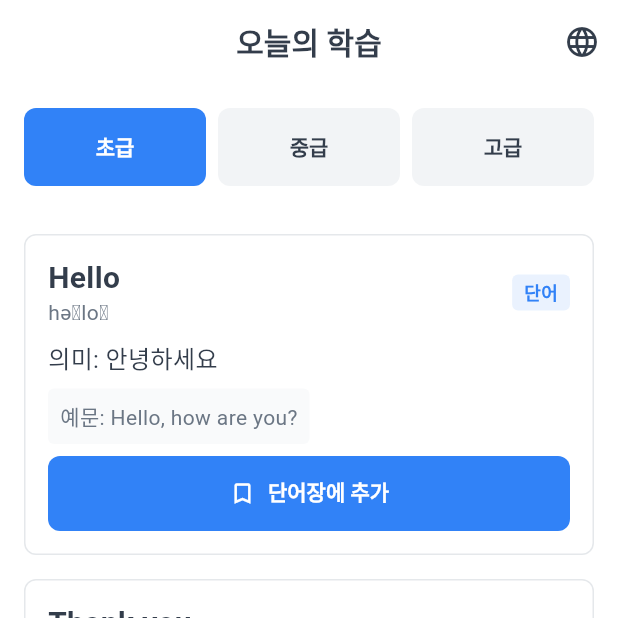
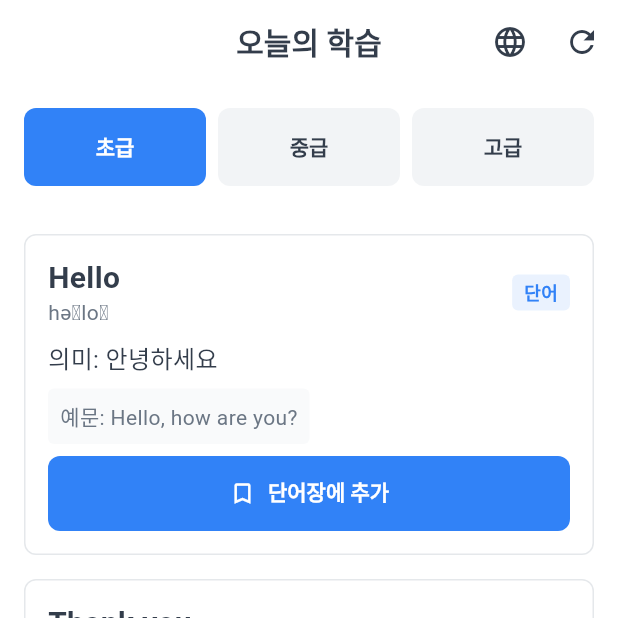
Before and after one commit to adriejeon/vocatch, a Flutter app: the MainScreen screen opened directly, on a phone screen of 412 x 824 dp, the top half of it. Run offline on Flutter 3.47's test engine with Material 3 defaults, Android fonts, the phone set to English and light mode, and no system bars; our stand-ins replace flutter_riverpod, hive, hive_flutter; accounts and stored records are empty; network calls fail; Roboto replaces fonts that are missing (Pretendard).

Commit message:
🌐 Add API integration for dynamic word loading
주요 기능:
- Free Dictionary API 연동 (무료, API 키 불필요)
- MyMemory Translation API 연동 (무료 번역)
- 동적 단어 로딩 시스템
- 실시간 단어 정의, 발음, 예문 가져오기
- 한국어 ↔ 영어 자동 번역
- 레벨별 단어 자동 생성
- 새로고침 버튼으로 새로운 단어 로드
- 기존 샘플 데이터와 API 데이터 병행 사용

```diff
--- a/lib/features/main_screen.dart
+++ b/lib/features/main_screen.dart
@@ -2,7 +2,7 @@ import 'package:flutter/material.dart';
 import 'package:flutter_riverpod/flutter_riverpod.dart';
 import '../core/constants/app_strings.dart';
 import '../core/providers/language_provider.dart';
-import 'word_learning/screens/today_learning_screen.dart';
+import 'word_learning/screens/api_today_learning_screen.dart';
 import 'vocabulary/screens/vocabulary_screen.dart';
 import 'card_game/screens/card_matching_screen.dart';
 
@@ -22,7 +22,7 @@ class _MainScreenState extends ConsumerState<MainScreen> {
     final uiLang = settings.uiLanguage;
 
     final screens = [
-      const TodayLearningScreen(),
+      const ApiTodayLearningScreen(),
       const VocabularyScreen(),
       const CardMatchingScreen(),
     ];
--- /dev/null
+++ b/lib/features/word_learning/screens/api_today_learning_screen.dart
@@ -0,0 +1,213 @@
+import 'package:flutter/material.dart';
+import 'package:flutter_riverpod/flutter_riverpod.dart';
+import '../../../core/constants/app_colors.dart';
+import '../../../core/constants/app_spacing.dart';
+import '../../../core/constants/app_strings.dart';
+import '../../../core/constants/app_text_styles.dart';
+import '../../../core/providers/language_provider.dart';
+import '../providers/api_word_provider.dart';
+import '../widgets/word_card.dart';
+
+class ApiTodayLearningScreen extends ConsumerStatefulWidget {
+  const ApiTodayLearningScreen({super.key});
+
+  @override
+  ConsumerState<ApiTodayLearningScreen> createState() =>
+      _ApiTodayLearningScreenState();
+}
+
+class _ApiTodayLearningScreenState extends ConsumerState<ApiTodayLearningScreen> {
+  String selectedLevel = 'beginner';
+  bool isLoading = false;
+
+  @override
+  void initState() {
+    super.initState();
+    _loadWords();
+  }
+
+  Future<void> _loadWords() async {
+    final settings = ref.read(languageProvider);
+    await ref.read(apiWordProvider.notifier).loadExistingWords(
+      level: selectedLevel,
+      learningLanguage: settings.learningLanguage,
+    );
+  }
+
+  Future<void> _loadNewWords() async {
+    setState(() {
+      isLoading = true;
+    });
+
+    try {
+      final settings = ref.read(languageProvider);
+      await ref.read(apiWordProvider.notifier).loadDailyWords(
+        level: selectedLevel,
+        learningLanguage: settings.learningLanguage,
+        nativeLanguage: settings.uiLanguage,
+        count: 5,
+      );
+    } finally {
+      setState(() {
+        isLoading = false;
+      });
+    }
+  }
+
+  @override
+  Widget build(BuildContext context) {
+    final settings = ref.watch(languageProvider);
+    final uiLang = settings.uiLanguage;
+    final words = ref.watch(apiWordProvider);
+    final apiWordNotifier = ref.read(apiWordProvider.notifier);
+
+    return Scaffold(
+      backgroundColor: AppColors.background,
+      appBar: AppBar(
+        title: Text(AppStrings.get('today_learning_title', uiLang)),
+        actions: [
+          IconButton(
+            icon: const Icon(Icons.language),
+            onPressed: () => _showLanguageDialog(context),
+            tooltip: 'Change UI Language',
+          ),
+          IconButton(
+            icon: const Icon(Icons.refresh),
+            onPressed: isLoading ? null : _loadNewWords,
+            tooltip: 'Load New Words',
+          ),
+        ],
+      ),
+      body: Column(
+        children: [
+          // Level Selection Buttons
+          Container(
+            padding: const EdgeInsets.all(AppSpacing.paddingMedium),
+            child: Row(
+              children: [
+                _buildLevelButton('beginner', uiLang),
+                const SizedBox(width: AppSpacing.paddingSmall),
+                _buildLevelButton('intermediate', uiLang),
+                const SizedBox(width: AppSpacing.paddingSmall),
+                _buildLevelButton('advanced', uiLang),
+              ],
+            ),
+          ),
+
+          // Loading Indicator
+          if (isLoading)
+            const Padding(
+              padding: EdgeInsets.all(AppSpacing.paddingMedium),
+              child: CircularProgressIndicator(),
+            ),
+
+          // Word List
+          Expanded(
+            child: words.isEmpty && !isLoading
+                ? Center(
+                    child: Column(
+                      mainAxisAlignment: MainAxisAlignment.center,
+                      children: [
+                        Icon(
+                          Icons.cloud_download,
+                          size: 64,
+                          color: AppColors.grey40,
+                        ),
+                        const SizedBox(height: AppSpacing.paddingMedium),
+                        Text(
+                          AppStrings.get('no_words_today', uiLang),
+                          style: AppTextStyles.bodyLarge.copyWith(
+                            color: AppColors.textSecondary,
+                          ),
+                        ),
+                        const SizedBox(height: AppSpacing.paddingSmall),
+                        ElevatedButton.icon(
+                          onPressed: _loadNewWords,
+                          icon: const Icon(Icons.cloud_download),
+                          label: Text('새로운 단어 가져오기'),
+                        ),
+                      ],
+                    ),
+                  )
+                : ListView.builder(
+                    padding: const EdgeInsets.all(AppSpacing.paddingMedium),
+                    itemCount: words.length,
+                    itemBuilder: (context, index) {
+                      return WordCard(
+                        word: words[index],
+                        onToggleVocabulary: () {
+                          apiWordNotifier.toggleVocabulary(words[index].id);
+                        },
+                      );
+                    },
+                  ),
+          ),
+        ],
+      ),
+    );
+  }
+
+  Widget _buildLevelButton(String level, String uiLang) {
+    final isSelected = selectedLevel == level;
+    String levelKey = 'level_$level';
+
+    return Expanded(
+      child: ElevatedButton(
+        onPressed: () async {
+          setState(() {
+            selectedLevel = level;
+          });
+          await _loadWords();
+        },
+        style: ElevatedButton.styleFrom(
+          backgroundColor: isSelected ? AppColors.primary : AppColors.grey20,
+          foregroundColor: isSelected ? AppColors.grey00 : AppColors.textPrimary,
+          elevation: 0,
+          padding: const EdgeInsets.symmetric(vertical: AppSpacing.paddingMedium),
+        ),
+        child: Text(
+          AppStrings.get(levelKey, uiLang),
+          style: AppTextStyles.labelMedium.copyWith(
+            color: isSelected ? AppColors.grey00 : AppColors.textPrimary,
+          ),
+        ),
+      ),
+    );
+  }
+
+  void _showLanguageDialog(BuildContext context) {
+    final settings = ref.read(languageProvider);
+    final currentUiLang = settings.uiLanguage;
+
+    showDialog(
+      context: context,
+      builder: (context) => AlertDialog(
+        title: Text(
+          AppStrings.get('select_ui_language', currentUiLang),
+          style: AppTextStyles.headline4,
+        ),
+        content: Column(
+          mainAxisSize: MainAxisSize.min,
+          children: [
+            ListTile(
+              title: const Text('한국어'),
+              leading: const Text('🇰🇷', style: TextStyle(fontSize: 24)),
+              onTap: () {
+                ref.read(languageProvider.notifier).changeUiLanguage('ko');
+                Navigator.pop(context);
+              },
+            ),
+            ListTile(
+              title: const Text('English'),
+              leading: const Text('🇺🇸', style: TextStyle(fontSize: 24)),
+              onTap: () {
+                ref.read(languageProvider.notifier).changeUiLanguage('en');
+                Navigator.pop(context);
+              },
+            ),
+          ],
+        ),
+      ),
+    );
+  }
+}
--- a/pubspec.yaml
+++ b/pubspec.yaml
@@ -53,6 +53,9 @@ dependencies:
   # UI
   flutter_svg: ^2.0.9
 
+  # HTTP
+  http: ^1.1.0
+
 dev_dependencies:
   # The "flutter_lints" package below contains a set of recommended lints to
   # encourage good coding practices. The lint set provided by the package is
```
Also changed, not shown: lib/data/services/dictionary_api_service.dart (added, +192 -0 lines), lib/features/word_learning/providers/api_word_provider.dart (added, +138 -0 lines), pubspec.lock, 3 other files.
